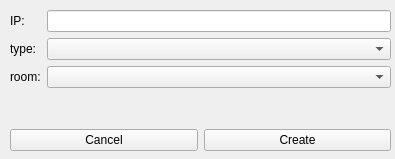
This is budspeech/src/new_interface.ui in SimBil91/FlatBuddy as Qt 5 draws it before an edit. The edited form follows.
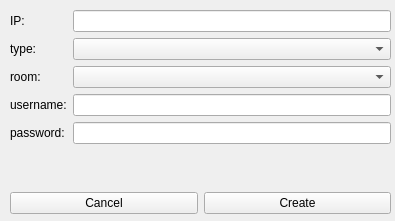
This is the edited form.

What changed in the file:
```diff
--- a/budspeech/src/new_interface.ui
+++ b/budspeech/src/new_interface.ui
@@ -7,7 +7,7 @@
     <x>0</x>
     <y>0</y>
     <width>395</width>
-    <height>159</height>
+    <height>221</height>
    </rect>
   </property>
   <property name="windowTitle">
@@ -19,7 +19,7 @@
      <x>10</x>
      <y>10</y>
      <width>381</width>
-     <height>141</height>
+     <height>204</height>
     </rect>
    </property>
    <layout class="QVBoxLayout" name="verticalLayout">
@@ -58,6 +58,26 @@
       <item row="2" column="1">
        <widget class="QComboBox" name="com_inter_room"/>
       </item>
+      <item row="3" column="0">
+       <widget class="QLabel" name="usernameLabel">
+        <property name="text">
+         <string>username:</string>
+        </property>
+       </widget>
+      </item>
+      <item row="3" column="1">
+       <widget class="QLineEdit" name="lin_inter_usr"/>
+      </item>
+      <item row="4" column="0">
+       <widget class="QLabel" name="passwordLabel">
+        <property name="text">
+         <string>password:</string>
+        </property>
+       </widget>
+      </item>
+      <item row="4" column="1">
+       <widget class="QLineEdit" name="lin_inter_pwd"/>
+      </item>
      </layout>
     </item>
     <item>
```
